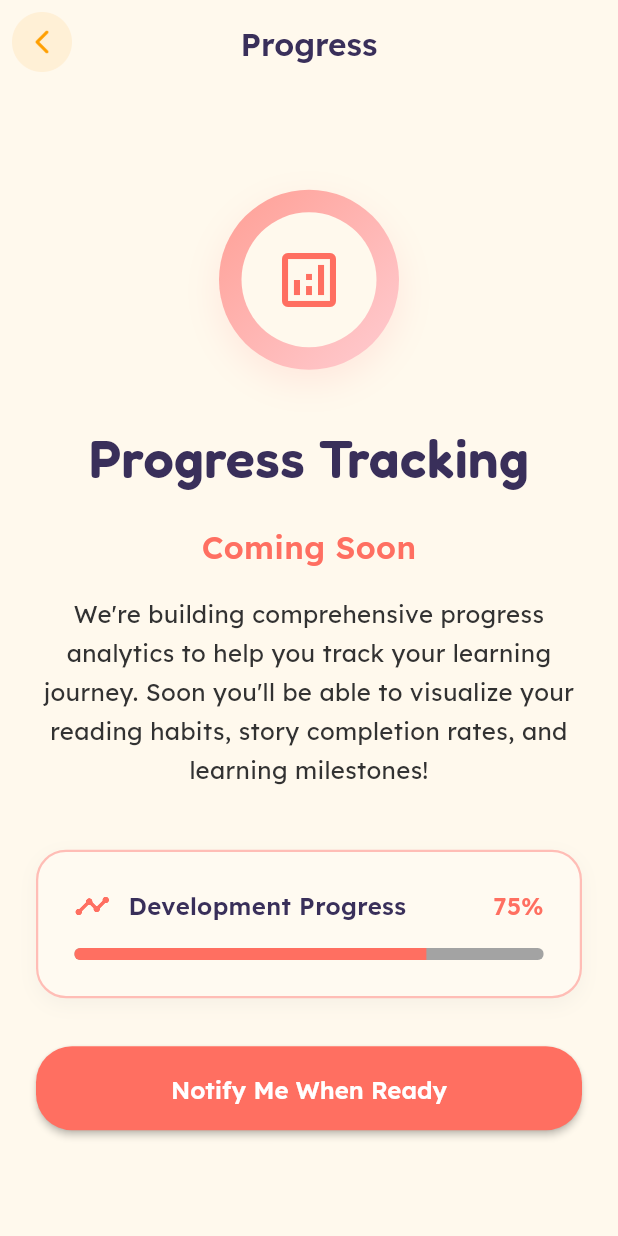
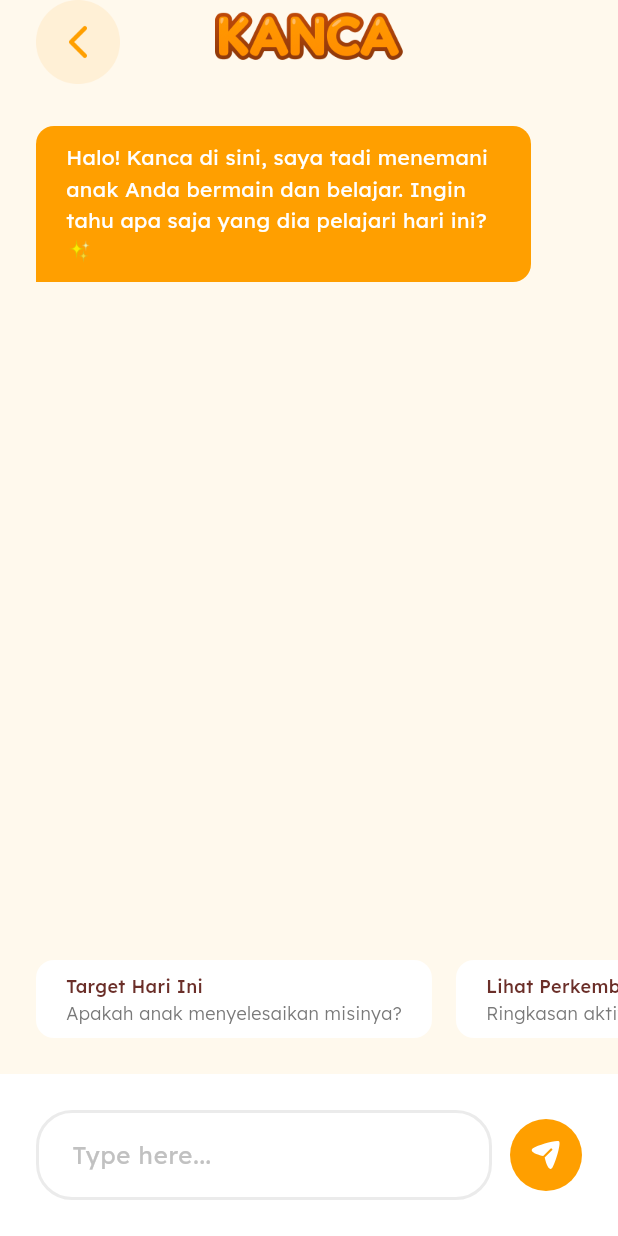
Before and after one commit to hib4/pan-sea-ai-developer-challenge-2025, a Flutter app: the ProgressPage screen opened directly, on a phone screen of 412 x 824 dp. Run offline on Flutter 3.47's test engine with Material 3 defaults, Android fonts, the light colour scheme and no system bars; our stand-ins replace bloc, dio, firebase_core, flutter_bloc, flutter_secure_storage, flutter_svg and 7 more; missing offline and left inert: device_frame; accounts and stored records are empty; generated files the repository leaves out were written again; network calls fail; statements that could not run were skipped.

Commit message:
style: chat

```diff
--- a/mobile/lib/app/view/app.dart
+++ b/mobile/lib/app/view/app.dart
@@ -48,7 +48,7 @@ class _AppState extends State<App> {
               screen: child ?? const SizedBox.shrink(),
             );
           },
-          home: const OnboardingPage(),
+          home: const DashboardPage(),
         ),
       ),
     );
--- /dev/null
+++ b/mobile/lib/data/models/chat/chat_model.dart
@@ -0,0 +1,15 @@
+import 'package:freezed_annotation/freezed_annotation.dart';
+
+part 'chat_model.freezed.dart';
+part 'chat_model.g.dart';
+
+@freezed
+abstract class ChatModel with _$ChatModel {
+  const factory ChatModel({
+    String? message,
+    bool? isAnswer,
+  }) = _ChatModel;
+
+  factory ChatModel.fromJson(Map<String, dynamic> json) =>
+      _$ChatModelFromJson(json);
+}
--- a/mobile/lib/data/models/models.dart
+++ b/mobile/lib/data/models/models.dart
@@ -1,2 +1,3 @@
+export 'chat/chat_model.dart';
 export 'story/story_model.dart';
 export 'story/story_preview_model.dart';
--- a/mobile/lib/features/progress/view/progress_page.dart
+++ b/mobile/lib/features/progress/view/progress_page.dart
@@ -1,209 +1,269 @@
 import 'package:flutter/material.dart';
+import 'package:google_fonts/google_fonts.dart';
 import 'package:kanca/core/theme/app_theme.dart';
+import 'package:kanca/data/data.dart';
+import 'package:kanca/features/progress/widgets/chat_message_widget.dart';
+import 'package:kanca/gen/assets.gen.dart';
+import 'package:kanca/utils/utils.dart';
 
-class ProgressPage extends StatelessWidget {
+class ProgressPage extends StatefulWidget {
   const ProgressPage({super.key});
 
   @override
+  State<ProgressPage> createState() => _ProgressPageState();
+}
+
+class _ProgressPageState extends State<ProgressPage> {
+  final _scrollController = ScrollController();
+  final _messageController = TextEditingController();
+  final List<ChatModel> _conversations = [];
+
+  final List<List<String>> _suggestions = [
+    [
+      'Target Hari Ini',
+      'Apakah anak menyelesaikan misinya?',
+    ],
+    [
+      'Lihat Perkembangan',
+      'Ringkasan aktivitas anak hari ini',
+    ],
+  ];
+
+  @override
+  void initState() {
+    super.initState();
+    _loadInitialMessages();
+  }
+
+  void _loadInitialMessages() {
+    _conversations.add(
+      const ChatModel(
+        message:
+            'Halo! Kanca di sini, saya tadi menemani anak Anda bermain dan belajar. Ingin tahu apa saja yang dia pelajari hari ini? ✨',
+        isAnswer: true,
+      ),
+    );
+  }
+
+  @override
+  void dispose() {
+    _scrollController.dispose();
+    _messageController.dispose();
+    super.dispose();
+  }
+
+  Future<void> _onSendResult(String text) async {
+    if (text.isEmpty) return;
+
+    // add user message
+    _addMessage(text, false);
+
+    // show typing indicator
+    _addMessage('typingMessage', true);
+
+    // Simulate AI response delay
+    await Future<void>.delayed(const Duration(seconds: 2));
+
+    // Remove typing indicator
+    _removeTyping();
+
+    // Add AI response (dummy response for now)
+    final responses = [
+      'Terima kasih atas pertanyaannya! Anak Anda telah menunjukkan kemajuan yang baik dalam pembelajaran hari ini. 😊',
+      'Saya memahami kekhawatiran Anda. Berdasarkan observasi hari ini, anak Anda menunjukkan antusiasme dalam belajar.',
+      'Itu pertanyaan yang bagus! Anak Anda telah menyelesaikan beberapa aktivitas dengan baik hari ini.',
+      'Saya senang Anda bertanya! Perkembangan anak Anda dalam area kognitif menunjukkan hasil yang positif.',
+    ];
+
+    final randomResponse =
+        responses[DateTime.now().millisecond % responses.length];
+    _addMessage(randomResponse, true);
+  }
+
+  void _addMessage(String msg, bool isAnswer) {
+    setState(() {
+      _conversations.add(
+        ChatModel(message: msg, isAnswer: isAnswer),
+      );
+    });
+    // Add a small delay to ensure the widget is built before scrolling
+    WidgetsBinding.instance.addPostFrameCallback((_) {
+      _scrollToBottom();
+    });
+  }
+
+  void _removeTyping() {
+    setState(() {
+      _conversations.removeWhere((m) => m.message == 'typingMessage');
+    });
+  }
+
+  void _scrollToBottom() {
+    if (_scrollController.hasClients) {
+      _scrollController.animateTo(
+        _scrollController.position.maxScrollExtent,
+        duration: const Duration(milliseconds: 300),
+        curve: Curves.easeOut,
+      );
+    }
+  }
+
+  @override
   Widget build(BuildContext context) {
+    final colors = context.colors;
+    final textTheme = context.textTheme;
     return Scaffold(
-      backgroundColor: context.colors.neutral[500],
-      appBar: AppBar(
-        title: Text(
-          'Progress',
-          style: context.textTheme.lexendLargeBody.copyWith(
-            color: context.colors.darkAccent[500],
-            fontWeight: FontWeight.w600,
-          ),
-        ),
-        backgroundColor: context.colors.neutral[500],
-        elevation: 0,
-        centerTitle: true,
-        iconTheme: IconThemeData(
-          color: context.colors.darkAccent[500],
-        ),
-      ),
-      body: Center(
-        child: Padding(
-          padding: const EdgeInsets.symmetric(horizontal: 24),
-          child: Column(
-            mainAxisAlignment: MainAxisAlignment.center,
+      body: Stack(
+        fit: StackFit.expand,
         children: [
-              // Animated progress indicator with chart icon
-              Container(
-                width: 120,
-                height: 120,
-                decoration: BoxDecoration(
-                  shape: BoxShape.circle,
-                  gradient: LinearGradient(
-                    colors: [
-                      context.colors.secondary[300]!,
-                      context.colors.support[300]!,
-                    ],
-                    begin: Alignment.topLeft,
-                    end: Alignment.bottomRight,
-                  ),
-                  boxShadow: [
-                    BoxShadow(
-                      color: context.colors.secondary[200]!.withOpacity(0.3),
-                      blurRadius: 20,
-                      offset: const Offset(0, 8),
-                    ),
-                  ],
-                ),
-                child: Center(
-                  child: Container(
-                    width: 90,
-                    height: 90,
-                    decoration: BoxDecoration(
-                      shape: BoxShape.circle,
-                      color: context.colors.neutral[500],
-                    ),
-                    child: Icon(
-                      Icons.analytics_outlined,
-                      size: 48,
-                      color: context.colors.secondary[500],
-                    ),
-                  ),
-                ),
-              ),
-
-              const SizedBox(height: 32),
-
-              // Title
-              Text(
-                'Progress Tracking',
-                style: context.textTheme.h4.copyWith(
-                  color: context.colors.darkAccent[500],
-                  fontWeight: FontWeight.w600,
-                ),
-                textAlign: TextAlign.center,
-              ),
-
-              const SizedBox(height: 16),
-
-              // Subtitle
-              Text(
-                'Coming Soon',
-                style: context.textTheme.lexendLargeBody.copyWith(
-                  color: context.colors.secondary[500],
-                  fontWeight: FontWeight.w600,
-                ),
-                textAlign: TextAlign.center,
-              ),
-
-              const SizedBox(height: 16),
-
-              // Description
-              Text(
-                "We're building comprehensive progress analytics to help you track your learning journey. Soon you'll be able to visualize your reading habits, story completion rates, and learning milestones!",
-                style: context.textTheme.lexendBody.copyWith(
-                  color: context.colors.grey[600],
-                  height: 1.6,
-                ),
-                textAlign: TextAlign.center,
-              ),
-
-              const SizedBox(height: 40),
-
-              Container(
-                padding: const EdgeInsets.all(24),
-                decoration: BoxDecoration(
-                  color: context.colors.neutral[400],
-                  borderRadius: BorderRadius.circular(20),
-                  border: Border.all(
-                    color: context.colors.secondary[200]!,
-                    width: 1.5,
-                  ),
-                  boxShadow: [
-                    BoxShadow(
-                      color: context.colors.grey[200]!.withOpacity(0.1),
-                      blurRadius: 10,
-                      offset: const Offset(0, 4),
-                    ),
-                  ],
+          Padding(
+            padding: EdgeInsets.only(
+              left: 24,
+              top: MediaQuery.of(context).padding.top,
+              right: 24,
             ),
             child: Column(
               children: [
-                    Row(
+                Stack(
                   children: [
-                        Icon(
-                          Icons.timeline_rounded,
-                          color: context.colors.secondary[500],
-                          size: 24,
-                        ),
-                        const SizedBox(width: 12),
-                        Expanded(
-                          child: Text(
-                            'Development Progress',
-                            style: context.textTheme.lexendBody.copyWith(
-                              color: context.colors.darkAccent[500],
-                              fontWeight: FontWeight.w600,
+                    InkWell(
+                      onTap: () {
+                        context.pop();
+                      },
+                      borderRadius: BorderRadius.circular(28),
+                      child: Assets.icons.back.image(
+                        width: 56,
+                        height: 56,
                       ),
                     ),
+                    SizedBox(
+                      height: 48,
+                      child: Center(
+                        child: Assets.icons.kancaText.image(
+                          width: 125,
+                          height: 32,
                         ),
-                        Text(
-                          '75%',
-                          style: context.textTheme.lexendBody.copyWith(
-                            color: context.colors.secondary[500],
-                            fontWeight: FontWeight.w600,
                       ),
                     ),
                   ],
                 ),
-                    const SizedBox(height: 16),
-                    ClipRRect(
-                      borderRadius: BorderRadius.circular(8),
-                      child: LinearProgressIndicator(
-                        value: 0.75,
-                        backgroundColor: context.colors.grey[200],
-                        valueColor: AlwaysStoppedAnimation<Color>(
-                          context.colors.secondary[500]!,
+                16.vertical,
+                Expanded(
+                  child: ListView.builder(
+                    shrinkWrap: true,
+                    controller: _scrollController,
+                    padding: EdgeInsets.only(
+                      bottom: MediaQuery.of(context).viewPadding.bottom + 208,
                     ),
-                        minHeight: 8,
+                    itemCount: _conversations.length,
+                    itemBuilder: (context, index) => ChatMessageWidget(
+                      chat: _conversations[index],
+                      isFirst: index == 0,
+                    ),
                   ),
                 ),
               ],
             ),
           ),
-
-              const SizedBox(height: 32),
-
-              // Action button
-              SizedBox(
-                width: double.infinity,
-                child: ElevatedButton(
-                  onPressed: () {
-                    ScaffoldMessenger.of(context).showSnackBar(
-                      SnackBar(
-                        content: Text(
-                          'Progress tracking features coming soon!',
-                          style: context.textTheme.lexendBody.copyWith(
+          Positioned(
+            bottom: 0,
+            left: 0,
+            right: 0,
+            child: Column(
+              children: [
+                Container(
+                  padding: const EdgeInsets.symmetric(vertical: 24),
+                  color: colors.neutral[500],
+                  child: SizedBox(
+                    height: 52,
+                    child: ListView.builder(
+                      shrinkWrap: true,
+                      scrollDirection: Axis.horizontal,
+                      itemCount: _suggestions.length,
+                      padding: const EdgeInsets.symmetric(horizontal: 16),
+                      itemBuilder: (context, index) {
+                        final suggestion = _suggestions[index];
+                        return Container(
+                          margin: const EdgeInsets.symmetric(horizontal: 8),
+                          child: Material(
                             color: Colors.white,
+                            borderRadius: BorderRadius.circular(12),
+                            child: InkWell(
+                              onTap: () {
+                                _onSendResult(suggestion[1]);
+                              },
+                              borderRadius: BorderRadius.circular(12),
+                              child: Container(
+                                padding: const EdgeInsets.symmetric(
+                                  horizontal: 20,
+                                ),
+                                child: Column(
+                                  mainAxisAlignment: MainAxisAlignment.center,
+                                  crossAxisAlignment: CrossAxisAlignment.start,
+                                  children: [
+                                    Text(
+                                      suggestion[0],
+                                      style: textTheme.lexendCaption.copyWith(
+                                        color: colors.secondary[900],
+                                        fontWeight: FontWeight.w500,
+                                        height: 1.2,
                                       ),
                                     ),
-                        backgroundColor: context.colors.secondary[500],
-                        behavior: SnackBarBehavior.floating,
-                        shape: RoundedRectangleBorder(
-                          borderRadius: BorderRadius.circular(12),
+                                    4.vertical,
+                                    Text(
+                                      suggestion[1],
+                                      style: textTheme.lexendCaption.copyWith(
+                                        color: colors.grey[300],
+                                        fontWeight: FontWeight.w300,
+                                        height: 1.2,
+                                      ),
+                                    ),
+                                  ],
+                                ),
+                              ),
                             ),
                           ),
                         );
                       },
-                  style: ElevatedButton.styleFrom(
-                    backgroundColor: context.colors.secondary[500],
-                    foregroundColor: Colors.white,
-                    padding: const EdgeInsets.symmetric(vertical: 16),
-                    shape: RoundedRectangleBorder(
+                    ),
+                  ),
+                ),
+                Container(
+                  padding: EdgeInsets.only(
+                    left: 24,
+                    top: 24,
+                    right: 24,
+                    bottom: MediaQuery.of(context).padding.bottom + 24,
+                  ),
+                  color: Colors.white,
+                  child: Row(
+                    children: [
+                      Expanded(
+                        child: CustomTextField(
+                          label: 'Type here...',
+                          controller: _messageController,
+                        ),
+                      ),
+                      12.horizontal,
+                      Material(
+                        color: colors.primary[500],
+                        shape: const CircleBorder(),
+                        child: InkWell(
+                          onTap: () {
+                            final text = _messageController.text.trim();
+                            if (text.isNotEmpty) {
+                              _onSendResult(text);
+                              _messageController.clear();
+                            }
+                          },
                           borderRadius: BorderRadius.circular(24),
-                    ),
-                    elevation: 2,
-                  ),
-                  child: Text(
-                    'Notify Me When Ready',
-                    style: context.textTheme.lexendBody.copyWith(
-                      color: Colors.white,
-                      fontWeight: FontWeight.w600,
+                          child: Container(
+                            width: 48,
+                            height: 48,
+                            padding: const EdgeInsets.all(12),
+                            child: Assets.icons.send.svg(
+                              width: 24,
+                              height: 24,
                             ),
                           ),
                         ),
@@ -211,7 +271,129 @@ class ProgressPage extends StatelessWidget {
                     ],
                   ),
                 ),
+              ],
+            ),
+          ),
+        ],
       ),
     );
   }
 }
+
+class CustomTextField extends StatefulWidget {
+  const CustomTextField({
+    required this.label,
+    required this.controller,
+    this.textInputType = TextInputType.text,
+    this.maxLines = 1,
+    this.isPassword = false,
+    this.validator,
+    this.onChanged,
+    super.key,
+  });
+
+  final String label;
+  final TextInputType textInputType;
+  final int maxLines;
+  final bool isPassword;
+  final TextEditingController controller;
+  final String? Function(String?)? validator;
+  final String? Function(String?)? onChanged;
+
+  @override
+  State<CustomTextField> createState() => _CustomTextFieldState();
+}
+
+class _CustomTextFieldState extends State<CustomTextField> {
+  bool _isPasswordVisible = true;
+
+  @override
+  Widget build(BuildContext context) {
+    final colors = context.colors;
+    return TextFormField(
+      controller: widget.controller,
+      keyboardType: widget.textInputType,
+      maxLines: widget.maxLines,
+      validator: widget.validator,
+      autovalidateMode: AutovalidateMode.onUserInteraction,
+      obscureText: widget.isPassword && _isPasswordVisible,
+      autocorrect: !widget.isPassword,
+      enableSuggestions: !widget.isPassword,
+      onChanged: widget.onChanged,
+      style: GoogleFonts.lexend(
+        color: Colors.black,
+        fontSize: 16,
+        fontWeight: FontWeight.w400,
+      ),
+      decoration: InputDecoration(
+        hintText: widget.label,
+        hintStyle: GoogleFonts.lexend(
+          color: colors.grey[100],
+          fontSize: 16,
+          fontWeight: FontWeight.w400,
+        ),
+        errorStyle: GoogleFonts.lexend(
+          color: Colors.red,
+          fontSize: 16,
+          fontWeight: FontWeight.w400,
+        ),
+        filled: true,
+        fillColor: Colors.white,
+        isDense: true,
+        contentPadding: const EdgeInsets.symmetric(
+          horizontal: 20,
+          vertical: 18,
+        ),
+        suffixIcon: widget.isPassword
+            ? IconButton(
+                padding: EdgeInsets.zero,
+                onPressed: () {
+                  setState(() {
+                    _isPasswordVisible = !_isPasswordVisible;
+                  });
+                },
+                icon: _isPasswordVisible
+                    ? Assets.icons.eyeSlash.svg()
+                    : Assets.icons.eye.svg(),
+              )
+            : null,
+        suffixIconConstraints: const BoxConstraints(
+          minHeight: 24,
+          maxHeight: 24,
+        ),
+        border: OutlineInputBorder(
+          borderRadius: BorderRadius.circular(24),
+          borderSide: BorderSide.none,
+        ),
+        enabledBorder: OutlineInputBorder(
+          borderRadius: BorderRadius.circular(24),
+          borderSide: BorderSide(
+            color: colors.grey[50] ?? const Color(0xFFEBEBEB),
+            width: 2,
+          ),
+        ),
+        focusedBorder: OutlineInputBorder(
+          borderRadius: BorderRadius.circular(24),
+          borderSide: BorderSide(
+            color: colors.primary[500] ?? const Color(0xFFFF9F00),
+            width: 2,
+          ),
+        ),
+        errorBorder: OutlineInputBorder(
+          borderRadius: BorderRadius.circular(24),
+          borderSide: const BorderSide(
+            color: Colors.red,
+            width: 2,
+          ),
+        ),
+        focusedErrorBorder: OutlineInputBorder(
+          borderRadius: BorderRadius.circular(24),
+          borderSide: const BorderSide(
+            color: Colors.red,
+            width: 2,
+          ),
+        ),
+      ),
+    );
+  }
+}
--- /dev/null
+++ b/mobile/lib/features/progress/widgets/chat_message_widget.dart
@@ -0,0 +1,59 @@
+import 'package:flutter/material.dart';
+import 'package:google_fonts/google_fonts.dart';
+import 'package:kanca/core/core.dart';
+import 'package:kanca/data/models/models.dart';
+import 'package:kanca/gen/assets.gen.dart';
+
+class ChatMessageWidget extends StatelessWidget {
+  const ChatMessageWidget({
+    required this.chat,
+    this.isFirst = false,
+    super.key,
+  });
+
+  final ChatModel chat;
+  final bool isFirst;
+
+  @override
+  Widget build(BuildContext context) {
+    final colors = context.colors;
+    final isAnswer = chat.isAnswer ?? false;
+    return Padding(
+      padding: const EdgeInsets.only(
+        top: 12,
+        bottom: 12,
+      ),
+      child: Align(
+        alignment: isAnswer ? Alignment.topLeft : Alignment.topRight,
+        child: Container(
+          margin: isAnswer
+              ? const EdgeInsets.only(right: 34)
+              : const EdgeInsets.only(left: 34),
+          padding: const EdgeInsets.symmetric(
+            horizontal: 20,
+            vertical: 10,
+          ),
+          decoration: BoxDecoration(
+            color: isAnswer ? colors.primary[500] : colors.secondary[800],
+            borderRadius: BorderRadius.only(
+              topLeft: const Radius.circular(12),
+              topRight: const Radius.circular(12),
+              bottomLeft: isAnswer ? Radius.zero : const Radius.circular(12),
+              bottomRight: isAnswer ? const Radius.circular(12) : Radius.zero,
+            ),
+          ),
+          child: chat.message != 'typingMessage'
+              ? Text(
+                  chat.message ?? '',
+                  style: GoogleFonts.lexend(
+                    color: Colors.white,
+                    fontSize: 14,
+                    fontWeight: FontWeight.w400,
+                  ),
+                )
+              : const CircularProgressIndicator(),
+        ),
+      ),
+    );
+  }
+}
--- a/mobile/lib/widgets/text_field/kanca_text_field.dart
+++ b/mobile/lib/widgets/text_field/kanca_text_field.dart
@@ -93,7 +93,7 @@ class _KancaTextFieldState extends State<KancaTextField> {
           borderRadius: BorderRadius.circular(12),
           borderSide: BorderSide(
             color: colors.grey[50] ?? const Color(0xFFEBEBEB),
-            width: 1,
+            width: 2,
           ),
         ),
         focusedBorder: OutlineInputBorder(
--- a/mobile/pubspec.yaml
+++ b/mobile/pubspec.yaml
@@ -42,6 +42,7 @@ dev_dependencies:
   freezed: ^3.1.0
   json_serializable: ^6.9.5
   mocktail: ^1.0.4
+  peanut: ^6.0.0
   very_good_analysis: ^9.0.0
 
 flutter:
```
Also changed, not shown: mobile/peanut.yaml (added, +9 -0 lines), mobile/pubspec.lock. Lines whose indentation alone changed are shown as unchanged.
